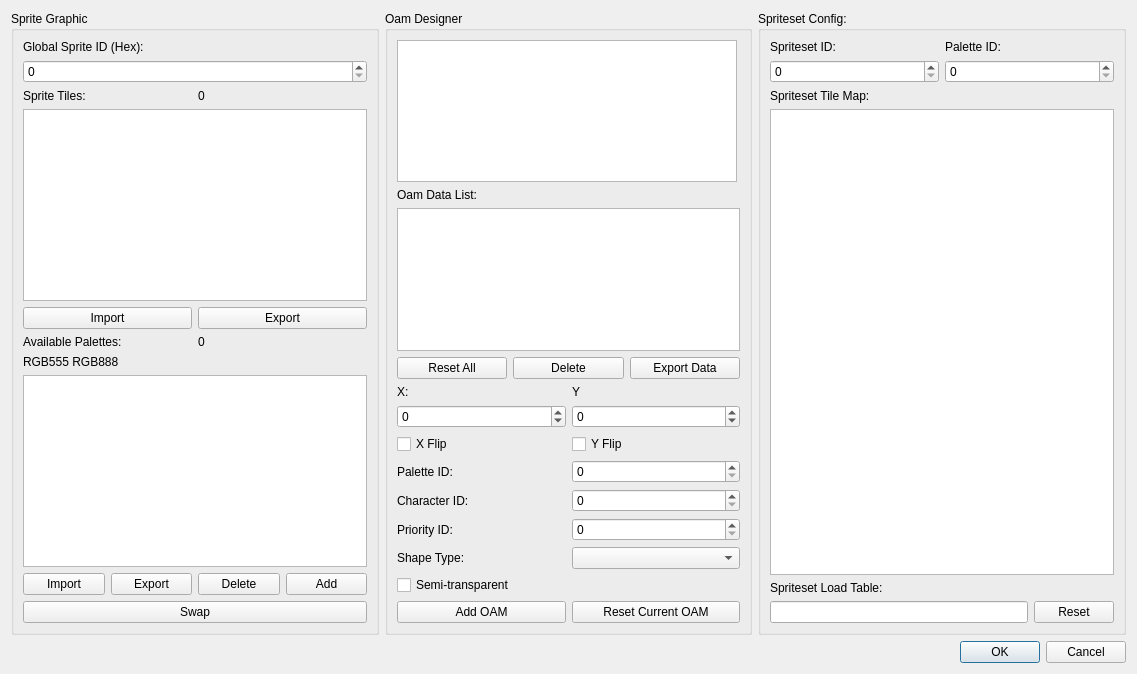
Above: Dialog/SpritesEditorDialog.ui from wario-land/WL4Editor before the change. Below: the same form after it.
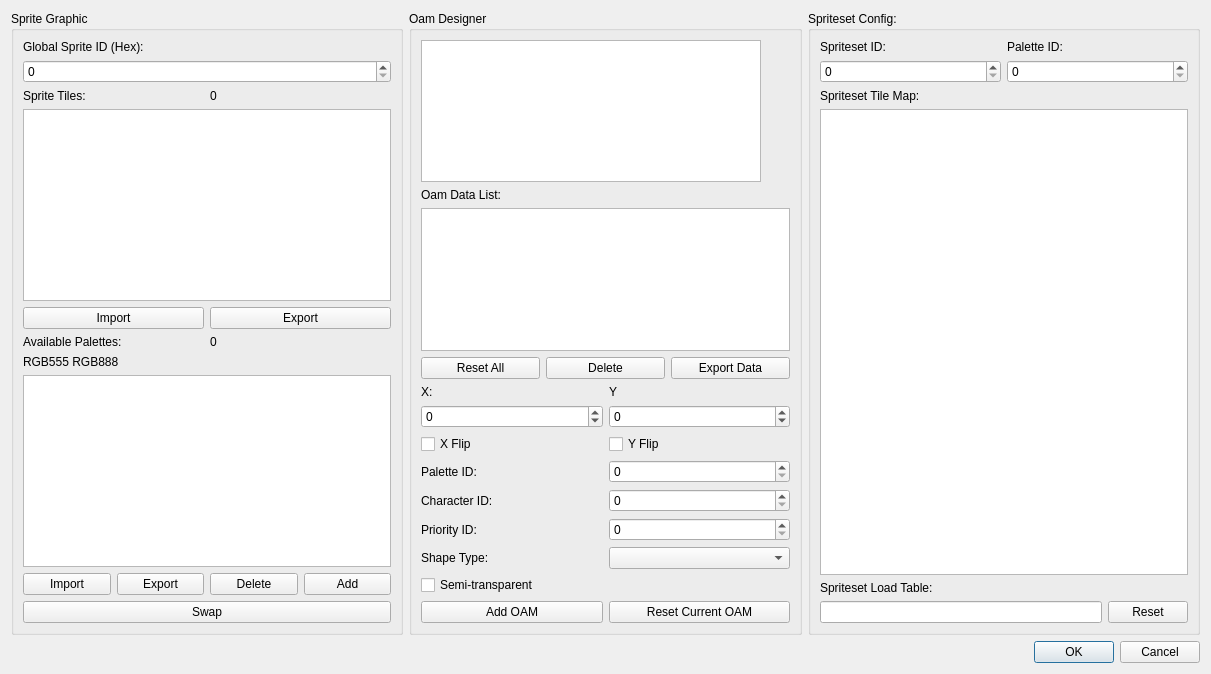
That is the form after the change. Custom widgets are drawn as their Qt base class.

Commit message: resize the sprites editor window so it looks better

Diff of the .ui file:
```diff
--- a/Dialog/SpritesEditorDialog.ui
+++ b/Dialog/SpritesEditorDialog.ui
@@ -6,7 +6,7 @@
    <rect>
     <x>0</x>
     <y>0</y>
-    <width>1137</width>
+    <width>1211</width>
     <height>674</height>
    </rect>
   </property>
```
